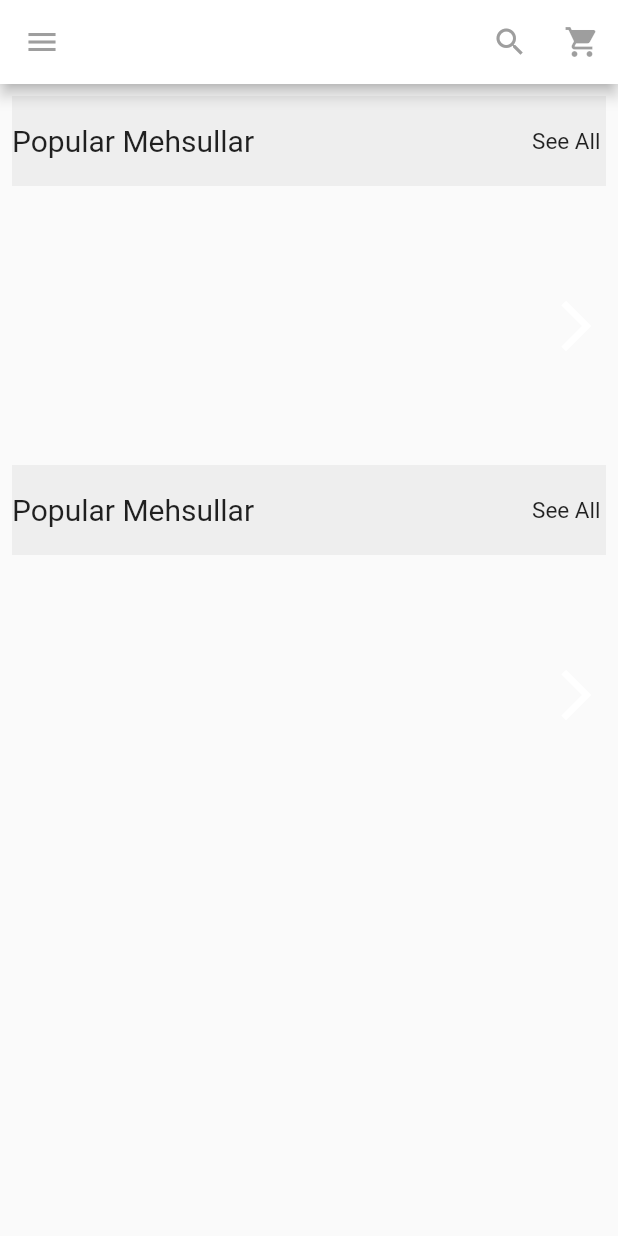
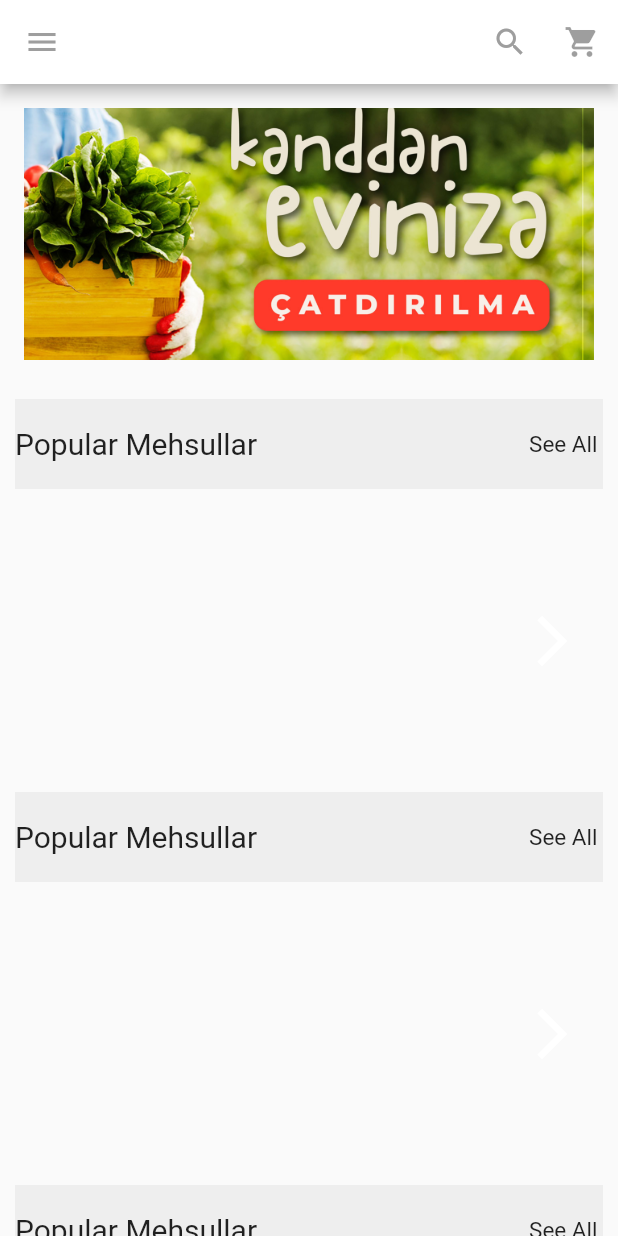
Before and after one commit to konuleminova/redux_sign_in_demo, a Flutter app: the HomePage screen opened by its route, on a phone screen of 412 x 824 dp. Run offline on Flutter 3.47's test engine with Material 2 defaults, Android fonts, the phone set to English and light mode, and no system bars; our stand-ins replace flutter_redux, redux, redux_thunk, shared_preferences; accounts and stored records are empty.

Commit message:
home part 3

```diff
--- a/lib/ui/page/home.dart
+++ b/lib/ui/page/home.dart
@@ -7,6 +7,7 @@ import 'package:redux_sign_in/data/model/data.dart';
 import 'package:redux_sign_in/data/model/user_login.dart';
 import 'package:redux_sign_in/data/viewmodel/fetch_campaign_viewmodel.dart';
 import 'package:redux_sign_in/data/viewmodel/login_viewmodel.dart';
+import 'package:redux_sign_in/util/carousel.dart';
 
 class HomePage extends StatefulWidget {
   @override
@@ -106,17 +107,19 @@ class HomePageState extends State<HomePage> {
                   ],
                 ),
               ),
-            body: new Column(
-              mainAxisAlignment: MainAxisAlignment.start,
-              crossAxisAlignment: CrossAxisAlignment.start,
-              children: <Widget>[
+              body: new ListView(children: <Widget>[
+                // _buildCarousel(),
+                new SizedBox(
+                  width: width,
+                  height: 200,
+                  child: new PageView(children: <Widget>[_buildCarousel()]),
+                ),
                 _titleContainer(),
                 _itemList(),
                 _titleContainer(),
                 _itemListSecond(),
-              ],
-            ),
-          );
+                _titleContainer()
+              ]));
         });
   }
 
@@ -168,6 +171,7 @@ class HomePageState extends State<HomePage> {
   }
 
   _titleContainer() => new Container(
+        margin: EdgeInsets.all(10),
         height: 60,
         color: Colors.grey[200],
         child: new Stack(
@@ -190,11 +194,12 @@ class HomePageState extends State<HomePage> {
             )
           ],
         ),
-        margin: EdgeInsets.all(8),
       );
 
-  _itemList() => new SizedBox(
-        height: 170,
+  _itemList() => Container(
+        margin: EdgeInsets.all(16),
+        child: new SizedBox(
+          height: 150,
           child: Stack(
             children: <Widget>[
               new Container(
@@ -202,7 +207,7 @@ class HomePageState extends State<HomePage> {
                 scrollDirection: Axis.horizontal,
                 controller: _scrollController,
                 itemBuilder: (BuildContext context, int index) => new Container(
-                  width: 140,
+                    width: 120,
                     child: new Card(
                         clipBehavior: Clip.antiAlias,
                         shape: RoundedRectangleBorder(
@@ -220,7 +225,10 @@ class HomePageState extends State<HomePage> {
                 child: new IconButton(
                     disabledColor: Colors.white,
                     iconSize: 40,
-                  icon: Icon(Icons.arrow_forward_ios,color: Colors.white,),
+                    icon: Icon(
+                      Icons.arrow_forward_ios,
+                      color: Colors.white,
+                    ),
                     onPressed: () {
                       _scrollController.animateTo((100.0 * index),
                           // 100 is the height of container and index of 6th element is 5
@@ -231,10 +239,13 @@ class HomePageState extends State<HomePage> {
               )
             ],
           ),
+        ),
       );
 
-  _itemListSecond() => new SizedBox(
-        height: 170,
+  _itemListSecond() => new Container(
+        margin: EdgeInsets.all(16),
+        child: new SizedBox(
+          height: 150,
           child: Stack(
             children: <Widget>[
               new Container(
@@ -242,7 +253,7 @@ class HomePageState extends State<HomePage> {
                 scrollDirection: Axis.horizontal,
                 controller: _scrollControllerSecond,
                 itemBuilder: (BuildContext context, int index) => new Container(
-                  width: 140,
+                    width: 120,
                     child: new Card(
                         clipBehavior: Clip.antiAlias,
                         shape: RoundedRectangleBorder(
@@ -260,7 +271,10 @@ class HomePageState extends State<HomePage> {
                 child: new IconButton(
                     disabledColor: Colors.white,
                     iconSize: 40,
-                  icon: Icon(Icons.arrow_forward_ios,color: Colors.white,),
+                    icon: Icon(
+                      Icons.arrow_forward_ios,
+                      color: Colors.white,
+                    ),
                     onPressed: () {
                       _scrollControllerSecond.animateTo((100.0 * index),
                           // 100 is the height of container and index of 6th element is 5
@@ -271,5 +285,25 @@ class HomePageState extends State<HomePage> {
               )
             ],
           ),
+        ),
+      );
+
+  Widget _buildCarousel() => Container(
+        margin: EdgeInsets.all(16),
+        child: new Carousel(
+          children: [
+            new AssetImage('images/img1.jpg'),
+            new AssetImage('images/img2.jpg'),
+            new AssetImage('images/img3.jpg'),
+          ]
+              .map((bgImage) => new Image(
+                    image: bgImage,
+                    width: width,
+                    height: 200,
+                    fit: BoxFit.cover,
+                  ))
+              .toList(),
+          displayDuration: const Duration(seconds: 4),
+        ),
       );
 }
--- /dev/null
+++ b/lib/util/carousel.dart
@@ -0,0 +1,95 @@
+import 'package:flutter/material.dart';
+import 'dart:async';
+
+class Carousel extends StatefulWidget {
+
+  ///All the [Widget] on this Carousel.
+  final List<Widget> children;
+
+  ///Returns [children]`s [lenght].
+  int get childrenCount => children.length;
+
+  ///The transition animation timing curve. Default is [Curves.ease]
+  final Curve animationCurve;
+
+  ///The transition animation duration. Default is 250ms.
+  final Duration animationDuration;
+
+  ///The amount of time each frame is displayed. Default is 2s.
+  final Duration displayDuration;
+
+  Carousel({
+    this.children,
+    this.animationCurve = Curves.ease,
+    this.animationDuration = const Duration(milliseconds: 250),
+    this.displayDuration = const Duration(seconds: 2)
+  }) :
+        assert(children != null),
+        assert(children.length > 1),
+        assert(animationCurve != null),
+        assert(animationDuration != null),
+        assert(displayDuration != null);
+
+
+  @override
+  State createState() => new _CarouselState();
+
+}
+
+class _CarouselState extends State<Carousel> with SingleTickerProviderStateMixin {
+
+  TabController _controller;
+  Timer _timer;
+
+  ///Actual index of the displaying Widget
+  int get actualIndex => _controller.index;
+
+  ///Returns the calculated value of the next index.
+  int get nextIndex {
+    var nextIndexValue = actualIndex;
+
+    if(nextIndexValue < _controller.length - 1)
+      nextIndexValue++;
+    else
+      nextIndexValue = 0;
+
+    return nextIndexValue;
+  }
+
+  @override
+  void initState() {
+    super.initState();
+
+    _controller = new TabController(length: widget.childrenCount, vsync: this);
+
+    startAnimating();
+  }
+
+  @override
+  void dispose() {
+    _controller.dispose();
+    _timer?.cancel();
+    super.dispose();
+  }
+
+
+  @override
+  Widget build(BuildContext context) {
+    return new TabBarView(
+      children: widget.children.map((widget) => new Center(child: widget,)).toList(),
+      controller: this._controller,
+    );
+  }
+
+  void startAnimating() {
+    _timer?.cancel();
+
+    //Every widget.displayDuration (time) the tabbar controller will animate to the next index.
+    _timer = new Timer.periodic(widget.displayDuration, (_) => this._controller.animateTo(
+        this.nextIndex,
+        curve: widget.animationCurve,
+        duration: widget.animationDuration
+    ));
+  }
+
+}
--- a/pubspec.yaml
+++ b/pubspec.yaml
@@ -30,6 +30,7 @@ dependencies:
   fluttertoast: ^3.0.3
 
 
+
 dev_dependencies:
   flutter_test:
     sdk: flutter
@@ -45,6 +46,10 @@ flutter:
   # included with your application, so that you can use the icons in
   # the material Icons class.
   uses-material-design: true
+  assets:
+  - images/img1.jpg
+  - images/img2.jpg
+  - images/img3.jpg
 
   # To add assets to your application, add an assets section, like this:
   # assets:
```
Also changed, not shown: images/img1.jpg (added), images/img2.jpg (added), images/img3.jpg (added), pubspec.lock. Lines whose indentation alone changed are shown as unchanged.
